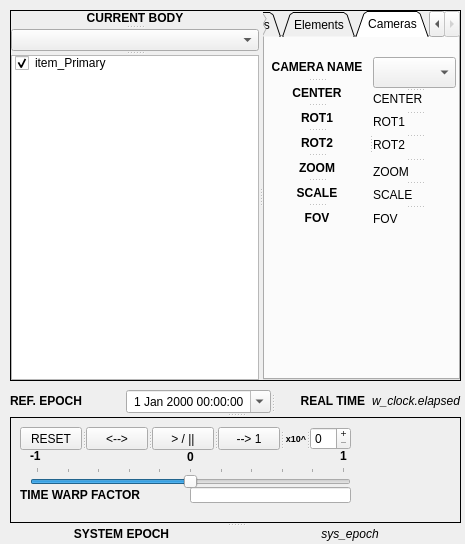
This is ui/composite.ui in MadMaxFZ/sns2 as Qt 5 draws it before an edit. The edited form follows.
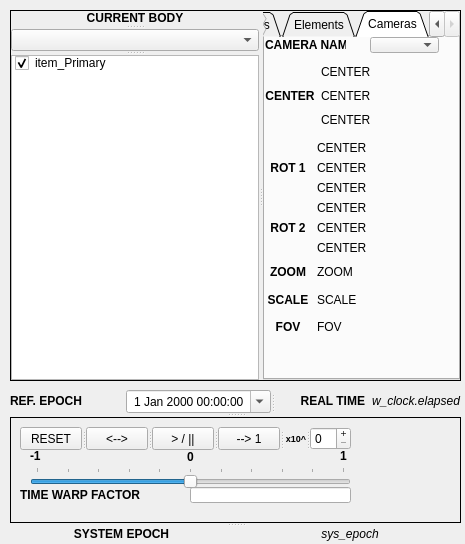
This is the edited form.

Commit message: Markers are working again, Planets sit on their track... Rotation seems to be working. StarSystemModel and StarSystemViewer are now subclasses of QObject, making them eligible to be moved to a QThread as a worker process... Now must work on signals/slots to enable Controls... First control should be the one to select the CurrentBodyName then populate the tables... We also should add commands to match location and/or velocity with a Body.

Patch:
```diff
--- a/ui/composite.ui
+++ b/ui/composite.ui
@@ -823,26 +823,31 @@
       <attribute name="title">
        <string>Cameras</string>
       </attribute>
-      <widget class="QSplitter" name="views_table">
+      <widget class="QComboBox" name="cam_curr">
        <property name="geometry">
         <rect>
-         <x>0</x>
-         <y>20</y>
-         <width>191</width>
-         <height>171</height>
+         <x>105</x>
+         <y>0</y>
+         <width>69</width>
+         <height>16</height>
         </rect>
        </property>
-       <property name="orientation">
-        <enum>Qt::Horizontal</enum>
+       <property name="baseSize">
+        <size>
+         <width>0</width>
+         <height>0</height>
+        </size>
        </property>
-       <widget class="QSplitter" name="views_fields">
-        <property name="frameShape">
-         <enum>QFrame::NoFrame</enum>
-        </property>
-        <property name="orientation">
-         <enum>Qt::Vertical</enum>
-        </property>
+      </widget>
         <widget class="QLabel" name="lf_name_3">
+       <property name="geometry">
+        <rect>
+         <x>0</x>
+         <y>0</y>
+         <width>81</width>
+         <height>16</height>
+        </rect>
+       </property>
          <property name="text">
           <string>&lt;html&gt;&lt;head/&gt;&lt;body&gt;&lt;p&gt;&lt;span style=&quot; font-weight:600;&quot;&gt;CAMERA NAME&lt;/span&gt;&lt;/p&gt;&lt;/body&gt;&lt;/html&gt;</string>
          </property>
@@ -850,6 +855,19 @@
           <set>Qt::AlignCenter</set>
          </property>
         </widget>
+      <widget class="QWidget" name="">
+       <property name="geometry">
+        <rect>
+         <x>0</x>
+         <y>20</y>
+         <width>191</width>
+         <height>281</height>
+        </rect>
+       </property>
+       <layout class="QVBoxLayout" name="verticalLayout_6" stretch="2,0,0,2">
+        <item>
+         <layout class="QHBoxLayout" name="horizontalLayout" stretch="1,3">
+          <item>
         <widget class="QLabel" name="lf_center">
          <property name="font">
           <font>
@@ -864,7 +882,47 @@
           <set>Qt::AlignCenter</set>
          </property>
         </widget>
-        <widget class="QLabel" name="lf_rot1">
+          </item>
+          <item>
+           <layout class="QVBoxLayout" name="verticalLayout">
+            <item>
+             <widget class="QLabel" name="cam_ctrx">
+              <property name="text">
+               <string>CENTER</string>
+              </property>
+              <property name="alignment">
+               <set>Qt::AlignBottom|Qt::AlignLeading|Qt::AlignLeft</set>
+              </property>
+             </widget>
+            </item>
+            <item>
+             <widget class="QLabel" name="cam_0y">
+              <property name="text">
+               <string>CENTER</string>
+              </property>
+              <property name="alignment">
+               <set>Qt::AlignLeading|Qt::AlignLeft|Qt::AlignVCenter</set>
+              </property>
+             </widget>
+            </item>
+            <item>
+             <widget class="QLabel" name="cam_ctrz">
+              <property name="text">
+               <string>CENTER</string>
+              </property>
+              <property name="alignment">
+               <set>Qt::AlignLeading|Qt::AlignLeft|Qt::AlignTop</set>
+              </property>
+             </widget>
+            </item>
+           </layout>
+          </item>
+         </layout>
+        </item>
+        <item>
+         <layout class="QHBoxLayout" name="horizontalLayout_2" stretch="1,3">
+          <item>
+           <widget class="QLabel" name="lf_center_2">
          <property name="font">
           <font>
            <weight>75</weight>
@@ -872,13 +930,53 @@
           </font>
          </property>
          <property name="text">
-          <string>ROT1</string>
+             <string>ROT 1</string>
          </property>
          <property name="alignment">
           <set>Qt::AlignCenter</set>
          </property>
         </widget>
-        <widget class="QLabel" name="lf_rot2">
+          </item>
+          <item>
+           <layout class="QVBoxLayout" name="verticalLayout_2">
+            <item>
+             <widget class="QLabel" name="cam_rot1_i">
+              <property name="text">
+               <string>CENTER</string>
+              </property>
+              <property name="alignment">
+               <set>Qt::AlignLeading|Qt::AlignLeft|Qt::AlignTop</set>
+              </property>
+             </widget>
+            </item>
+            <item>
+             <widget class="QLabel" name="cam_rot1_j">
+              <property name="text">
+               <string>CENTER</string>
+              </property>
+              <property name="alignment">
+               <set>Qt::AlignLeading|Qt::AlignLeft|Qt::AlignTop</set>
+              </property>
+             </widget>
+            </item>
+            <item>
+             <widget class="QLabel" name="cam_rot1_k">
+              <property name="text">
+               <string>CENTER</string>
+              </property>
+              <property name="alignment">
+               <set>Qt::AlignLeading|Qt::AlignLeft|Qt::AlignTop</set>
+              </property>
+             </widget>
+            </item>
+           </layout>
+          </item>
+         </layout>
+        </item>
+        <item>
+         <layout class="QHBoxLayout" name="horizontalLayout_3" stretch="1,3">
+          <item>
+           <widget class="QLabel" name="lf_center_3">
          <property name="font">
           <font>
            <weight>75</weight>
@@ -886,12 +984,54 @@
           </font>
          </property>
          <property name="text">
-          <string>ROT2</string>
+             <string>ROT 2</string>
          </property>
          <property name="alignment">
           <set>Qt::AlignCenter</set>
          </property>
         </widget>
+          </item>
+          <item>
+           <layout class="QVBoxLayout" name="verticalLayout_3">
+            <item>
+             <widget class="QLabel" name="cam_rot2_i">
+              <property name="text">
+               <string>CENTER</string>
+              </property>
+              <property name="alignment">
+               <set>Qt::AlignLeading|Qt::AlignLeft|Qt::AlignTop</set>
+              </property>
+             </widget>
+            </item>
+            <item>
+             <widget class="QLabel" name="cam_rot12_j">
+              <property name="text">
+               <string>CENTER</string>
+              </property>
+              <property name="alignment">
+               <set>Qt::AlignLeading|Qt::AlignLeft|Qt::AlignTop</set>
+              </property>
+             </widget>
+            </item>
+            <item>
+             <widget class="QLabel" name="cam_ro21_k">
+              <property name="text">
+               <string>CENTER</string>
+              </property>
+              <property name="alignment">
+               <set>Qt::AlignLeading|Qt::AlignLeft|Qt::AlignTop</set>
+              </property>
+             </widget>
+            </item>
+           </layout>
+          </item>
+         </layout>
+        </item>
+        <item>
+         <layout class="QHBoxLayout" name="horizontalLayout_4" stretch="1,3">
+          <item>
+           <layout class="QVBoxLayout" name="verticalLayout_4">
+            <item>
         <widget class="QLabel" name="lf_zoom">
          <property name="font">
           <font>
@@ -906,6 +1046,8 @@
           <set>Qt::AlignCenter</set>
          </property>
         </widget>
+            </item>
+            <item>
         <widget class="QLabel" name="lf_scale">
          <property name="font">
           <font>
@@ -920,6 +1062,8 @@
           <set>Qt::AlignCenter</set>
          </property>
         </widget>
+            </item>
+            <item>
         <widget class="QLabel" name="lf_fov">
          <property name="font">
           <font>
@@ -934,43 +1078,12 @@
           <set>Qt::AlignCenter</set>
          </property>
         </widget>
-       </widget>
-       <widget class="QSplitter" name="CAMS_values">
-        <property name="orientation">
-         <enum>Qt::Vertical</enum>
-        </property>
-        <widget class="QComboBox" name="cbx_cam_name">
-         <property name="baseSize">
-          <size>
-           <width>0</width>
-           <height>0</height>
-          </size>
-         </property>
-        </widget>
-        <widget class="QLabel" name="cam_center">
-         <property name="text">
-          <string>CENTER</string>
-         </property>
-         <property name="alignment">
-          <set>Qt::AlignLeading|Qt::AlignLeft|Qt::AlignTop</set>
-         </property>
-        </widget>
-        <widget class="QLabel" name="cam_rot1">
-         <property name="text">
-          <string>ROT1</string>
-         </property>
-         <property name="alignment">
-          <set>Qt::AlignLeading|Qt::AlignLeft|Qt::AlignTop</set>
-         </property>
-        </widget>
-        <widget class="QLabel" name="cam_rot2">
-         <property name="text">
-          <string>ROT2</string>
-         </property>
-         <property name="alignment">
-          <set>Qt::AlignLeading|Qt::AlignLeft|Qt::AlignTop</set>
-         </property>
-        </widget>
+            </item>
+           </layout>
+          </item>
+          <item>
+           <layout class="QVBoxLayout" name="verticalLayout_5">
+            <item>
         <widget class="QLabel" name="cam_zoom">
          <property name="text">
           <string>ZOOM</string>
@@ -979,6 +1092,8 @@
           <set>Qt::AlignLeading|Qt::AlignLeft|Qt::AlignVCenter</set>
          </property>
         </widget>
+            </item>
+            <item>
         <widget class="QLabel" name="cam_scale">
          <property name="text">
           <string>SCALE</string>
@@ -987,6 +1102,8 @@
           <set>Qt::AlignLeading|Qt::AlignLeft|Qt::AlignVCenter</set>
          </property>
         </widget>
+            </item>
+            <item>
         <widget class="QLabel" name="cam_fov">
          <property name="text">
           <string>FOV</string>
@@ -995,7 +1112,12 @@
           <set>Qt::AlignLeading|Qt::AlignLeft|Qt::AlignVCenter</set>
          </property>
         </widget>
-       </widget>
+            </item>
+           </layout>
+          </item>
+         </layout>
+        </item>
+       </layout>
       </widget>
      </widget>
     </widget>
```
Left out of the diff: 34 changed lines with no effect on the pictures. Lines whose indentation alone changed are shown as unchanged. The commit also changes 2 other files.
